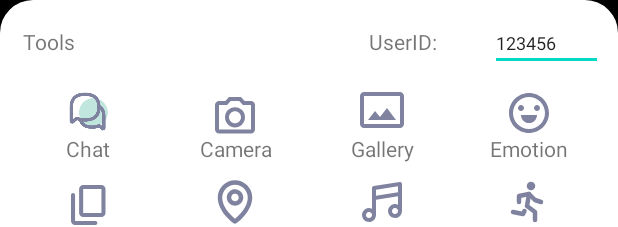
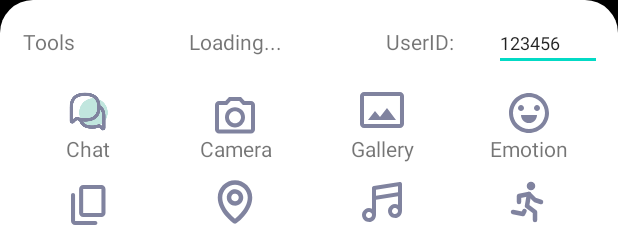
Before and after one commit to XianzheFan/ArtAgent-android, an Android app: the layout talkway.xml on its own in the app's theme, with its tools: preview values and no code run, on a phone screen of 412 x 824 dp. Shown: the top 227 px of the screen. Run offline under Robolectric (Android 15) with nearby library versions, the phone set to English and light mode, and no system bars.

```diff
--- a/app/src/main/res/layout/talkway.xml
+++ b/app/src/main/res/layout/talkway.xml
@@ -30,23 +30,28 @@
                     android:id="@+id/tv_title"
                     android:layout_width="0dp"
                     android:layout_height="wrap_content"
-                    android:layout_weight="3"
+                    android:layout_weight="2"
                     android:layout_marginLeft="5dp"
                     android:text="Tools" />
+                <TextView
+                    android:id="@+id/tv_loading"
+                    android:layout_width="0dp"
+                    android:layout_height="wrap_content"
+                    android:layout_weight="2.2"
+                    android:text="Loading..."/>
                 <TextView
                     android:id="@+id/tv_userID"
                     android:layout_width="0dp"
                     android:layout_height="wrap_content"
-                    android:layout_weight="1"
-                    android:layout_marginLeft="5dp"
+                    android:layout_weight="1.3"
+                    android:layout_marginLeft="10dp"
                     android:text="UserID:" />
                 <EditText
                     android:id="@+id/tv_ID"
                     android:layout_width="0dp"
                     android:layout_height="wrap_content"
-                    android:layout_weight="1"
+                    android:layout_weight="1.3"
                     android:textSize="12sp"
-                    android:layout_marginLeft="5dp"
                     android:text="123456" />
             </LinearLayout>
 
```
Also changed, not shown: app/src/main/java/com/fxz/artagent/FloatingWindowService.java (+27 -0 lines).
